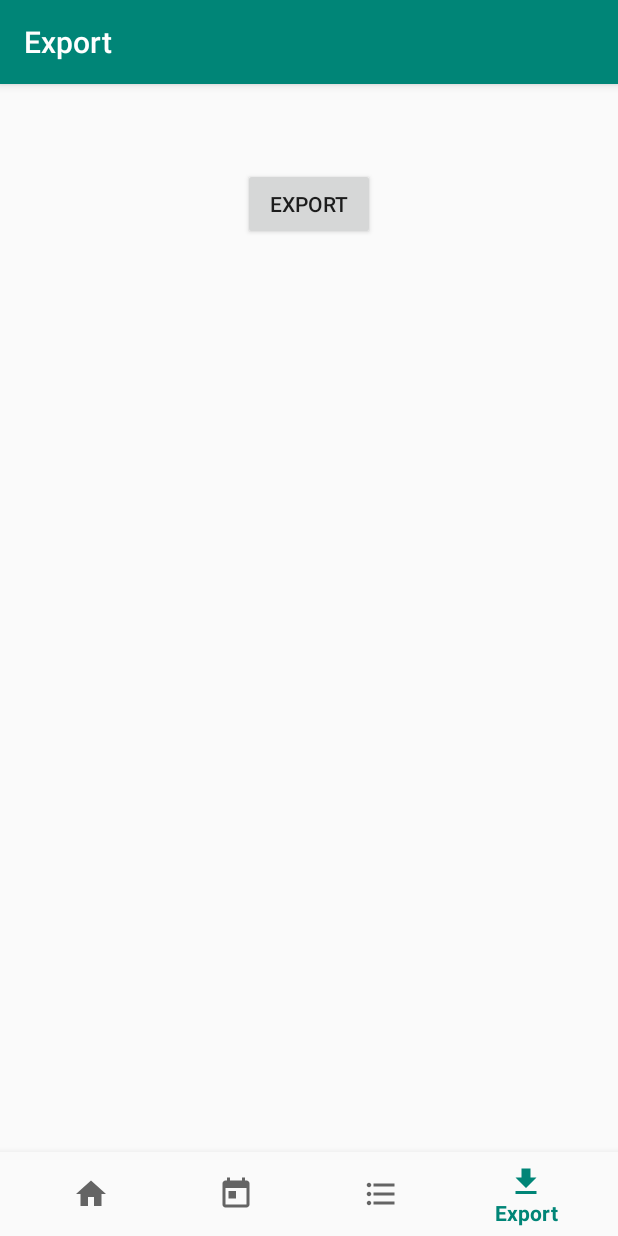
After one commit to StAResComp/Skate, an Android app: the ExportFragment screen opened through its navigation route, on a phone screen of 412 x 824 dp. The commit adds this screen. Run offline under Robolectric (Android 15) with nearby library versions, the phone set to English and light mode, and no system bars; our stand-ins replace Room's generated code, navigation-ui.

Commit message:
Adds export UI

```diff
--- a/app/src/main/java/uk/ac/standrews/skate/MainActivity.kt
+++ b/app/src/main/java/uk/ac/standrews/skate/MainActivity.kt
@@ -20,7 +20,8 @@ class MainActivity : AppCompatActivity() {
         // menu should be considered as top level destinations.
         val appBarConfiguration = AppBarConfiguration(
             setOf(
-                R.id.navigation_home, R.id.navigation_summary, R.id.navigation_flapper_skate
+                R.id.navigation_home, R.id.navigation_summary,
+                R.id.navigation_flapper_skate, R.id.navigation_export
             )
         )
         setupActionBarWithNavController(navController, appBarConfiguration)
--- /dev/null
+++ b/app/src/main/java/uk/ac/standrews/skate/ui/export/ExportFragment.kt
@@ -0,0 +1,33 @@
+package uk.ac.standrews.skate.ui.export
+
+import android.os.Bundle
+import android.view.LayoutInflater
+import android.view.View
+import android.view.ViewGroup
+import android.widget.Button
+import androidx.fragment.app.Fragment
+import androidx.lifecycle.ViewModelProviders
+import uk.ac.standrews.skate.R
+
+class ExportFragment : Fragment() {
+
+    private lateinit var exportViewModel: ExportViewModel
+    private lateinit var exportButton: Button
+
+    override fun onCreateView(
+        inflater: LayoutInflater,
+        container: ViewGroup?,
+        savedInstanceState: Bundle?
+    ): View? {
+        exportViewModel =
+            ViewModelProviders.of(this)
+                .get(ExportViewModel(this.activity!!.application)::class.java)
+        val root = inflater.inflate(R.layout.fragment_export, container, false)
+        exportButton = root.findViewById(R.id.export_button)
+        exportButton.setOnClickListener {
+            exportViewModel.exportData()
+        }
+        return root
+    }
+
+}
--- /dev/null
+++ b/app/src/main/java/uk/ac/standrews/skate/ui/export/ExportViewModel.kt
@@ -0,0 +1,15 @@
+package uk.ac.standrews.skate.ui.export
+
+import android.app.Application
+import androidx.lifecycle.AndroidViewModel
+import uk.ac.standrews.skate.db.SkateDatabase
+
+class ExportViewModel(application: Application) : AndroidViewModel(application) {
+
+    private val dao = SkateDatabase.getSkateDatabase(getApplication()).skateDao()
+
+    fun exportData() {
+
+    }
+
+}
--- /dev/null
+++ b/app/src/main/res/drawable/ic_file_download_black_24dp.xml
@@ -0,0 +1,9 @@
+<vector xmlns:android="http://schemas.android.com/apk/res/android"
+        android:width="24dp"
+        android:height="24dp"
+        android:viewportWidth="24.0"
+        android:viewportHeight="24.0">
+    <path
+        android:fillColor="#FF000000"
+        android:pathData="M19,9h-4V3H9v6H5l7,7 7,-7zM5,18v2h14v-2H5z"/>
+</vector>
--- /dev/null
+++ b/app/src/main/res/layout/fragment_export.xml
@@ -0,0 +1,18 @@
+<?xml version="1.0" encoding="utf-8"?>
+<androidx.constraintlayout.widget.ConstraintLayout
+    xmlns:android="http://schemas.android.com/apk/res/android"
+    xmlns:app="http://schemas.android.com/apk/res-auto"
+    android:layout_width="match_parent"
+    android:layout_height="match_parent">
+
+    <Button
+        android:id="@+id/export_button"
+        android:layout_width="wrap_content"
+        android:layout_height="wrap_content"
+        android:layout_gravity="center_horizontal"
+        app:layout_constraintTop_toTopOf="parent"
+        app:layout_constraintLeft_toLeftOf="parent"
+        app:layout_constraintRight_toRightOf="parent"
+        android:text="Export"/>
+
+</androidx.constraintlayout.widget.ConstraintLayout>
--- a/app/src/main/res/menu/bottom_nav_menu.xml
+++ b/app/src/main/res/menu/bottom_nav_menu.xml
@@ -16,4 +16,9 @@
         android:icon="@drawable/ic_format_list_bulleted_black_24dp"
         android:title="@string/title_flapper_skate" />
 
+    <item
+        android:id="@+id/navigation_export"
+        android:icon="@drawable/ic_file_download_black_24dp"
+        android:title="Export" />
+
 </menu>
--- a/app/src/main/res/navigation/mobile_navigation.xml
+++ b/app/src/main/res/navigation/mobile_navigation.xml
@@ -22,4 +22,10 @@
         android:name="uk.ac.standrews.skate.ui.flapperSkate.FlapperSkateFragment"
         android:label="@string/title_flapper_skate"
         tools:layout="@layout/fragment_flapper_skate" />
+
+    <fragment
+        android:id="@+id/navigation_export"
+        android:name="uk.ac.standrews.skate.ui.export.ExportFragment"
+        android:label="Export"
+        tools:layout="@layout/fragment_export" />
 </navigation>
```
